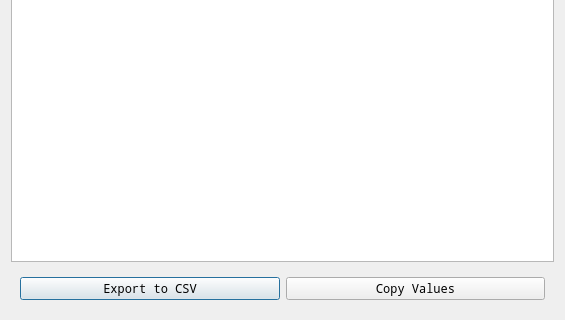
Before: the Qt Designer form ui/ui_optimization.ui in moaz-elesawey/gaussian-spectrum-analyzer, drawn with Qt 5; both pictures show x 0 to 565 and y 343 to 663 of the 565 by 663 pixel window.
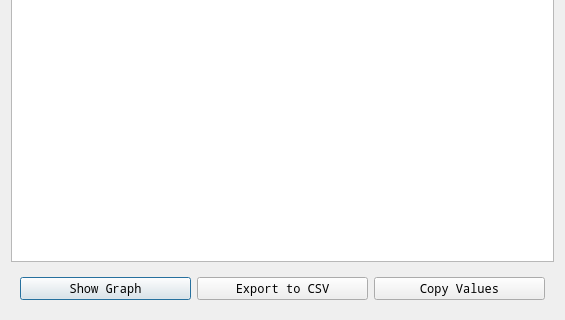
After: the same form once the commit is applied.

```diff
--- a/ui/ui_optimization.ui
+++ b/ui/ui_optimization.ui
@@ -40,13 +40,25 @@
     </widget>
    </item>
    <item>
-    <widget class="QFrame" name="">
+    <widget class="QFrame" name="frame">
      <property name="font">
       <font>
        <family>Noto Mono</family>
       </font>
      </property>
      <layout class="QHBoxLayout" name="horizontalLayout">
+      <item>
+       <widget class="QPushButton" name="show_spectrum">
+        <property name="font">
+         <font>
+          <family>Noto Mono</family>
+         </font>
+        </property>
+        <property name="text">
+         <string>Show Graph</string>
+        </property>
+       </widget>
+      </item>
       <item>
        <widget class="QPushButton" name="export_csv">
         <property name="font">
```
